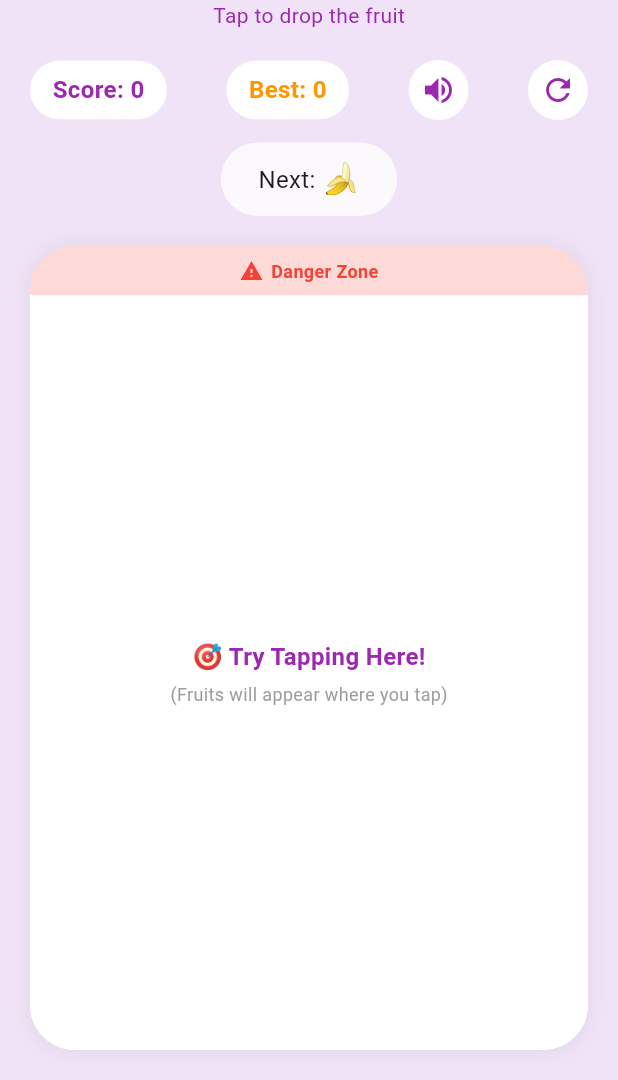
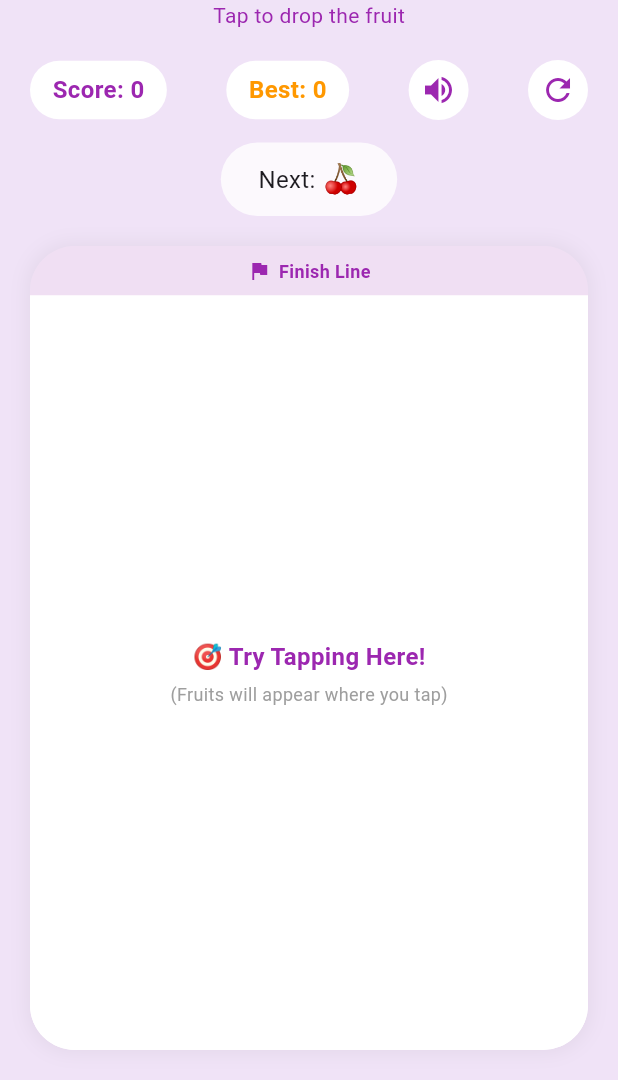
Before and after one commit to nvchristiana/dindingame, a Flutter app: the DinDinGameScreen screen opened directly, on a phone screen of 412 x 824 dp, the part 156-1236 px from its top. Run offline on Flutter 3.47's test engine with Material 3 defaults, Android fonts, the phone set to English and light mode, and no system bars.

Commit message:
update sebelum pindah laptop

```diff
--- a/lib/viewmodels/game_viewmodel.dart
+++ b/lib/viewmodels/game_viewmodel.dart
@@ -1,3 +1,4 @@
+import 'dart:async';
 import 'dart:math';
 import 'package:flutter/material.dart';
 import '../models/fruit_model.dart';
@@ -6,45 +7,209 @@ class GameViewModel extends ChangeNotifier {
   int _score = 0;
   int _bestScore = 0;
   final List<FruitModel> _fruits = [];
-  final List<String> _fruitPool = ['🍇', '🍎', '🍊', '🍉', '🍌', '🍒', '🍓', '🍍'];
+  final List<String> _fruitPool = ['🍒', '🍓', '🍇', '🍊', '🍎', '🍌', '🍍', '🍉'];
 
-  // Variabel untuk menyimpan buah di antrean berikutnya
-  String _nextFruit = '🍇';
+  String _nextFruit = '🍒';
+  Timer? _fallingTimer;
+  bool _isGameFinished = false;
+
+  // 100% English Positive Quotes
+  final List<String> _quotes = [
+    "You did amazing! Keep shining! ✨",
+    "Progress over perfection. Great job! 🌟",
+    "Being the best doesn't mean being number one. ❤️",
+    "Wonderful effort! You are getting better every game! 🚀",
+    "You gave it your all, and that's what truly counts! 💯",
+    "A fantastic attempt! Believe in your potential. ⚡",
+    "Success is about giving your best effort every day. 🎯",
+    "Beautifully played! Take a deep breath and smile. 😊"
+  ];
+  String _currentQuote = "";
+  int _playCount = 0;
 
   GameViewModel() {
-    // Acak buah pertama kali saat game dibuka
     _generateNextFruit();
   }
 
   int get score => _score;
   int get bestScore => _bestScore;
   List<FruitModel> get fruits => _fruits;
-  String get nextFruit => _nextFruit; // Getter agar bisa dibaca UI
+  String get nextFruit => _nextFruit;
+  bool get isGameFinished => _isGameFinished;
+  List<String> get fruitPool => _fruitPool;
+  String get currentQuote => _currentQuote;
 
-  // Fungsi internal untuk mengacak buah berikutnya
+  // Dynamic Pastel Theme Colors
+  Color get backgroundColor {
+    int index = _playCount % 4;
+    if (index == 1) return const Color(0xFFFCE8E6); // Pastel Red
+    if (index == 2) return const Color(0xFFE6F4EA); // Pastel Green
+    if (index == 3) return const Color(0xFFE8F0FE); // Pastel Blue
+    return const Color(0xFFF0E3F7); // Default Purple
+  }
+
+  Color get primaryColor {
+    int index = _playCount % 4;
+    if (index == 1) return const Color(0xFF660E0D); // Deep Red
+    if (index == 2) return const Color(0xFF0D441D); // Deep Green
+    if (index == 3) return const Color(0xFF0B2F61); // Deep Blue
+    return const Color(0xFF3A1E54); // Default Deep Purple
+  }
+
+  Color get accentColor {
+    int index = _playCount % 4;
+    if (index == 1) return Colors.red;
+    if (index == 2) return Colors.green;
+    if (index == 3) return Colors.blue;
+    return Colors.purple;
+  }
+
   void _generateNextFruit() {
-    _nextFruit = _fruitPool[Random().nextInt(_fruitPool.length)];
+    _nextFruit = _fruitPool[Random().nextInt(4)];
   }
 
   void handleAreaTap(Offset position) {
+    if (_isGameFinished) return;
+
     _score++;
     if (_score > _bestScore) {
       _bestScore = _score;
     }
 
-    // 1. Jatuhkan buah yang SEDANG AKTIF di antrean "Next" saat ini
-    _fruits.add(FruitModel(position: position, emoji: _nextFruit));
+    double spawnX = position.dx;
+    double spawnY = 20.0;
 
-    // 2. Setelah dijatuhkan, acak buah BARU untuk antrean berikutnya
+    _fruits.add(FruitModel(position: Offset(spawnX, spawnY), emoji: _nextFruit));
     _generateNextFruit();
+    _startFallingMechanism();
 
     notifyListeners();
   }
 
-  void resetGame() {
-    _score = 0;
-    _fruits.clear();
-    _generateNextFruit(); // Reset antrean buah baru
+  void _startFallingMechanism() {
+    if (_fallingTimer != null && _fallingTimer!.isActive) return;
+
+    _fallingTimer = Timer.periodic(const Duration(milliseconds: 16), (timer) {
+      bool valuesChanged = false;
+      double groundLevel = 410.0;
+
+      for (int i = 0; i < _fruits.length; i++) {
+        double targetY = groundLevel;
+
+        for (int j = 0; j < _fruits.length; j++) {
+          if (i == j) continue;
+
+          if (_fruits[j].position.dy > _fruits[i].position.dy &&
+              (_fruits[i].position.dx - _fruits[j].position.dx).abs() < 32.0) {
+
+            double stopAt = _fruits[j].position.dy - 30.0;
+            if (stopAt < targetY) {
+              targetY = stopAt;
+            }
+          }
+        }
+
+        if (_fruits[i].position.dy < targetY) {
+          double nextY = _fruits[i].position.dy + 8;
+          if (nextY > targetY) nextY = targetY;
+
+          _fruits[i] = FruitModel(
+            position: Offset(_fruits[i].position.dx, nextY),
+            emoji: _fruits[i].emoji,
+          );
+          valuesChanged = true;
+        }
+      }
+
+      if (!valuesChanged) {
+        timer.cancel();
+        _checkMergeLogic();
+      }
+
+      notifyListeners();
+    });
+  }
+
+  void _checkMergeLogic() {
+    bool mergedOccurred = false;
+
+    for (int i = 0; i < _fruits.length; i++) {
+      for (int j = i + 1; j < _fruits.length; j++) {
+        if (_fruits[i].emoji == _fruits[j].emoji) {
+          double distance = (_fruits[i].position - _fruits[j].position).distance;
+
+          if (distance < 38.0) {
+            int currentIndex = _fruitPool.indexOf(_fruits[i].emoji);
+            int nextIndex = (currentIndex + 1) % _fruitPool.length;
+            String upgradedEmoji = _fruitPool[nextIndex];
+
+            Offset midPoint = Offset(
+              (_fruits[i].position.dx + _fruits[j].position.dx) / 2,
+              (_fruits[i].position.dy + _fruits[j].position.dy) / 2,
+            );
+
+            var fruit1 = _fruits[i];
+            var fruit2 = _fruits[j];
+            _fruits.remove(fruit1);
+            _fruits.remove(fruit2);
+
+            _fruits.add(FruitModel(position: midPoint, emoji: upgradedEmoji));
+
+            _score += 15;
+            if (_score > _bestScore) _bestScore = _score;
+
+            mergedOccurred = true;
+            break;
+          }
+        }
+      }
+      if (mergedOccurred) break;
+    }
+
+    if (mergedOccurred) {
+      _startFallingMechanism();
+    } else {
+      _checkFinishCondition();
+    }
+  }
+
+  void _generateNextFruitOnFinish() {
+     _currentQuote = _quotes[Random().nextInt(_quotes.length)];
+  }
+
+  void _checkFinishCondition() {
+    for (var fruit in _fruits) {
+      if (fruit.position.dy < 60.0) {
+        _isGameFinished = true;
+        _generateNextFruitOnFinish();
+        _fallingTimer?.cancel();
+        break;
+      }
+    }
     notifyListeners();
   }
+
+  void replayGame() {
+    _playCount++;
+    _score = 0;
+    _isGameFinished = false;
+    _fruits.clear();
+    _generateNextFruit();
+    notifyListeners();
+  }
+
+  void resetGame() {
+    _fallingTimer?.cancel();
+    _score = 0;
+    _isGameFinished = false;
+    _fruits.clear();
+    _generateNextFruit();
+    notifyListeners();
+  }
+
+  @override
+  void dispose() {
+    _fallingTimer?.cancel();
+    super.dispose();
+  }
 }
--- a/lib/views/pages/game_screen.dart
+++ b/lib/views/pages/game_screen.dart
@@ -1,27 +1,66 @@
 import 'package:flutter/material.dart';
-import 'package:provider/provider.dart'; // Impor package provider
-import '../../viewmodels/game_viewmodel.dart'; // Hubungkan ke file ViewModel
+import 'package:provider/provider.dart';
+import '../../viewmodels/game_viewmodel.dart';
 
 class DinDinGameScreen extends StatelessWidget {
   const DinDinGameScreen({super.key});
 
+  // English Confirmation Dialog for Playing Again
+  void _showReplayConfirmation(BuildContext context, GameViewModel viewModel) {
+    showDialog(
+      context: context,
+      builder: (BuildContext dialogContext) {
+        return AlertDialog(
+          shape: RoundedRectangleBorder(borderRadius: BorderRadius.circular(20)),
+          backgroundColor: viewModel.backgroundColor,
+          title: Text(
+            'Confirmation',
+            style: TextStyle(fontWeight: FontWeight.bold, color: viewModel.primaryColor),
+          ),
+          content: const Text(
+            'You have already played today. Are you sure you want to play again?',
+            style: TextStyle(fontSize: 15, fontWeight: FontWeight.w500),
+          ),
+          actions: [
+            TextButton(
+              child: const Text('Cancel', style: TextStyle(color: Colors.grey, fontWeight: FontWeight.bold)),
+              onPressed: () {
+                Navigator.of(dialogContext).pop();
+              },
+            ),
+            ElevatedButton(
+              style: ElevatedButton.styleFrom(
+                backgroundColor: viewModel.primaryColor,
+                foregroundColor: Colors.white,
+                shape: RoundedRectangleBorder(borderRadius: BorderRadius.circular(12)),
+              ),
+              child: const Text('Yes', style: TextStyle(fontWeight: FontWeight.bold)),
+              onPressed: () {
+                Navigator.of(dialogContext).pop();
+                viewModel.replayGame(); // Triggers the next reactive background theme color
+              },
+            ),
+          ],
+        );
+      },
+    );
+  }
+
   @override
   Widget build(BuildContext context) {
-    // Menggunakan Consumer untuk mendengarkan perubahan di GameViewModel
     return Consumer<GameViewModel>(
       builder: (context, gameViewModel, child) {
         return Scaffold(
-          backgroundColor: const Color(0xFFF0E3F7),
+          backgroundColor: gameViewModel.backgroundColor,
           body: SafeArea(
             child: Padding(
               padding: const EdgeInsets.symmetric(horizontal: 20.0, vertical: 10.0),
               child: Column(
                 children: [
-                  // Tombol Back menuju Menu Utama
                   Row(
                     children: [
                       IconButton(
-                        icon: const Icon(Icons.arrow_back, color: Color(0xFF3A1E54)),
+                        icon: Icon(Icons.arrow_back, color: gameViewModel.primaryColor),
                         onPressed: () {
                           Navigator.pop(context);
                         },
@@ -29,8 +68,7 @@ class DinDinGameScreen extends StatelessWidget {
                     ],
                   ),
 
-                  // 1. GAME TITLE & INSTRUCTION
-                  const Row(
+                  Row(
                     mainAxisAlignment: MainAxisAlignment.center,
                     children: [
                       Text(
@@ -38,22 +76,20 @@ class DinDinGameScreen extends StatelessWidget {
                         style: TextStyle(
                           fontSize: 32,
                           fontWeight: FontWeight.bold,
-                          color: Color(0xFF3A1E54),
+                          color: gameViewModel.primaryColor,
                         ),
                       ),
                     ],
                   ),
-                  const Text(
+                  Text(
                     'Tap to drop the fruit',
-                    style: TextStyle(fontSize: 14, color: Colors.purple),
+                    style: TextStyle(fontSize: 14, color: gameViewModel.accentColor),
                   ),
                   const SizedBox(height: 20),
 
-                  // 2. SCOREBOARD (Data diambil dari gameViewModel)
                   Row(
                     mainAxisAlignment: MainAxisAlignment.spaceBetween,
                     children: [
-                      // Score Box
                       Container(
                         padding: const EdgeInsets.symmetric(horizontal: 15, vertical: 8),
                         decoration: BoxDecoration(
@@ -62,10 +98,9 @@ class DinDinGameScreen extends StatelessWidget {
                         ),
                         child: Text(
                           'Score: ${gameViewModel.score}',
-                          style: const TextStyle(fontSize: 16, fontWeight: FontWeight.bold, color: Colors.purple),
+                          style: TextStyle(fontSize: 16, fontWeight: FontWeight.bold, color: gameViewModel.accentColor),
                         ),
                       ),
-                      // Best Score Box
                       Container(
                         padding: const EdgeInsets.symmetric(horizontal: 15, vertical: 8),
                         decoration: BoxDecoration(
@@ -77,21 +112,19 @@ class DinDinGameScreen extends StatelessWidget {
                           style: const TextStyle(fontSize: 16, fontWeight: FontWeight.bold, color: Colors.orange),
                         ),
                       ),
-                      // Sound Button
                       CircleAvatar(
                         backgroundColor: Colors.white,
                         child: IconButton(
-                          icon: const Icon(Icons.volume_up, color: Colors.purple),
+                          icon: Icon(Icons.volume_up, color: gameViewModel.accentColor),
                           onPressed: () {
                             print("Sound button clicked!");
                           },
                         ),
                       ),
-                      // Reset Button (Memanggil fungsi resetGame dari ViewModel)
                       CircleAvatar(
                         backgroundColor: Colors.white,
                         child: IconButton(
-                          icon: const Icon(Icons.refresh, color: Colors.purple),
+                          icon: Icon(Icons.refresh, color: gameViewModel.accentColor),
                           onPressed: () {
                             gameViewModel.resetGame();
                           },
@@ -101,7 +134,6 @@ class DinDinGameScreen extends StatelessWidget {
                   ),
                   const SizedBox(height: 15),
 
-                  // 3. NEXT FRUIT INDICATOR (Sekor diubah menjadi dinamis tanpa const)
                   Container(
                     padding: const EdgeInsets.symmetric(horizontal: 25, vertical: 10),
                     decoration: BoxDecoration(
@@ -113,7 +145,7 @@ class DinDinGameScreen extends StatelessWidget {
                       children: [
                         const Text('Next: ', style: TextStyle(fontSize: 16)),
                         Text(
-                          gameViewModel.nextFruit, // MEMBACA EMOJI ANTRIAN BERIKUTNYA
+                          gameViewModel.nextFruit,
                           style: const TextStyle(fontSize: 20),
                         ),
                       ],
@@ -121,7 +153,6 @@ class DinDinGameScreen extends StatelessWidget {
                   ),
                   const SizedBox(height: 20),
 
-                  // 4. GAMEPLAY AREA (Menggunakan Stack untuk merender list buah)
                   Expanded(
                     child: Container(
                       decoration: BoxDecoration(
@@ -138,62 +169,115 @@ class DinDinGameScreen extends StatelessWidget {
                       clipBehavior: Clip.antiAlias,
                       child: Column(
                         children: [
-                          // Danger Zone Banner
                           Container(
                             width: double.infinity,
-                            color: Colors.red.withOpacity(0.2),
+                            color: gameViewModel.accentColor.withOpacity(0.15),
                             padding: const EdgeInsets.symmetric(vertical: 8),
-                            child: const Row(
+                            child: Row(
                               mainAxisAlignment: MainAxisAlignment.center,
                               children: [
-                                Icon(Icons.warning, color: Colors.red, size: 16),
-                                SizedBox(width: 5),
+                                Icon(Icons.flag, color: gameViewModel.accentColor, size: 16),
+                                const SizedBox(width: 5),
                                 Text(
-                                  'Danger Zone',
-                                  style: TextStyle(color: Colors.red, fontWeight: FontWeight.bold, fontSize: 12),
+                                  'Finish Line',
+                                  style: TextStyle(color: gameViewModel.accentColor, fontWeight: FontWeight.bold, fontSize: 12),
                                 ),
                               ],
                             ),
                           ),
                           Expanded(
                             child: Container(
-                              color: Colors.white, // Memastikan background putih mendeteksi tap sepenuhnya
+                              color: Colors.white,
                               child: GestureDetector(
                                 onTapDown: (details) {
-                                  // Memanggil fungsi handleAreaTap dari ViewModel dengan koordinat sentuhan
                                   gameViewModel.handleAreaTap(details.localPosition);
                                 },
                                 behavior: HitTestBehavior.opaque,
                                 child: Stack(
                                   children: [
                                     if (gameViewModel.fruits.isEmpty)
-                                      const Center(
+                                      Center(
                                         child: Column(
                                           mainAxisAlignment: MainAxisAlignment.center,
                                           children: [
                                             Text(
                                               '🎯 Try Tapping Here!',
-                                              style: TextStyle(color: Colors.purple, fontWeight: FontWeight.bold, fontSize: 16),
+                                              style: TextStyle(color: gameViewModel.accentColor, fontWeight: FontWeight.bold, fontSize: 16),
                                             ),
-                                            SizedBox(height: 5),
-                                            Text(
+                                            const SizedBox(height: 5),
+                                            const Text(
                                               '(Fruits will appear where you tap)',
                                               style: TextStyle(color: Colors.grey, fontSize: 12),
                                             ),
                                           ],
                                         ),
                                       ),
-                                    // Merender setiap buah acak warna-warni dari list ViewModel
+
                                     ...gameViewModel.fruits.map((fruit) {
-                                      return Positioned(
-                                        left: fruit.position.dx - 15,
-                                        top: fruit.position.dy - 15,
+                                      int fruitIndex = gameViewModel.fruitPool.indexOf(fruit.emoji);
+                                      double dynamicFontSize = 24.0 + (fruitIndex * 4.0);
+
+                                      return AnimatedPositioned(
+                                        duration: const Duration(milliseconds: 50),
+                                        left: fruit.position.dx - (dynamicFontSize / 2),
+                                        top: fruit.position.dy - (dynamicFontSize / 2),
                                         child: Text(
-                                          fruit.emoji, // MEMBACA EMOJI DARI MODEL DATA
-                                          style: const TextStyle(fontSize: 30),
+                                          fruit.emoji,
+                                          style: BoxTextStyle(fontSize: dynamicFontSize),
                                         ),
                                       );
                                     }),
+
+                                    if (gameViewModel.isGameFinished)
+                                      Container(
+                                        color: Colors.black.withOpacity(0.6),
+                                        width: double.infinity,
+                                        height: double.infinity,
+                                        child: Center(
+                                          child: Card(
+                                            color: gameViewModel.backgroundColor,
+                                            shape: RoundedRectangleBorder(borderRadius: BorderRadius.circular(20)),
+                                            margin: const EdgeInsets.all(30),
+                                            child: Padding(
+                                              padding: const EdgeInsets.symmetric(horizontal: 30, vertical: 30),
+                                              child: Column(
+                                                mainAxisSize: MainAxisSize.min,
+                                                children: [
+                                                  Text(
+                                                    '✨ Finish ✨',
+                                                    style: TextStyle(fontSize: 36, fontWeight: FontWeight.bold, color: gameViewModel.primaryColor),
+                                                  ),
+                                                  const SizedBox(height: 15),
+                                                  Text(
+                                                    gameViewModel.currentQuote,
+                                                    textAlign: TextAlign.center,
+                                                    style: TextStyle(fontSize: 16, color: gameViewModel.primaryColor, fontWeight: FontWeight.bold),
+                                                  ),
+                                                  const SizedBox(height: 10),
+                                                  Text(
+                                                    'Your Score: ${gameViewModel.score}',
+                                                    textAlign: TextAlign.center,
+                                                    style: TextStyle(fontSize: 15, color: gameViewModel.accentColor, fontWeight: FontWeight.w500),
+                                                  ),
+                                                  const SizedBox(height: 25),
+                                                  ElevatedButton.icon(
+                                                    style: ElevatedButton.styleFrom(
+                                                      backgroundColor: gameViewModel.primaryColor,
+                                                      foregroundColor: Colors.white,
+                                                      padding: const EdgeInsets.symmetric(horizontal: 20, vertical: 12),
+                                                    ),
+                                                    icon: const Icon(Icons.replay),
+                                                    label: const Text('Play Again', style: TextStyle(fontWeight: FontWeight.bold)),
+                                                    onPressed: () {
+                                                      _showReplayConfirmation(context, gameViewModel);
+                                                    },
+                                                  ),
+                                                ],
+                                              ),
+                                            ),
+                                          ),
+                                        ),
+                                      ),
                                   ],
                                 ),
                               ),
@@ -213,3 +297,7 @@ class DinDinGameScreen extends StatelessWidget {
     );
   }
 }
+
+class BoxTextStyle extends TextStyle {
+  const BoxTextStyle({super.fontSize}) : super(height: 1.0);
+}
```
